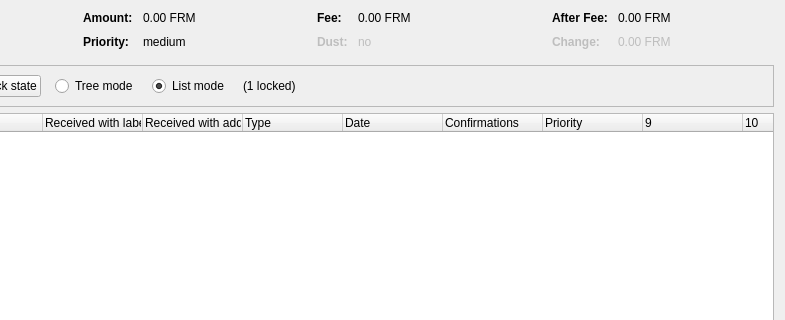
The window that src/qt/forms/coincontroldialog.ui (feirm/feirm) describes before a commit, drawn with Qt 5; both pictures show x 169 to 954 and y 0 to 320 of the 954 by 500 pixel window.
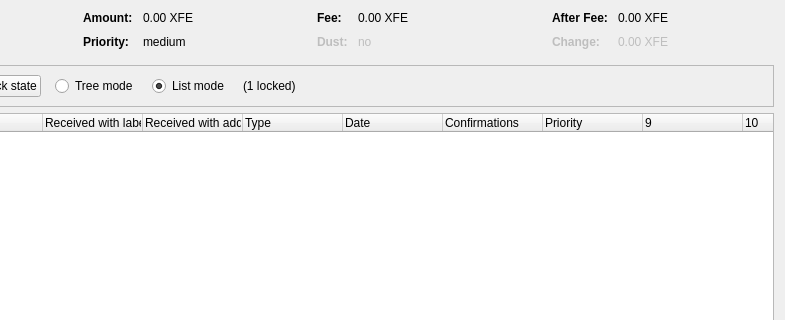
The same window after the commit. Custom widgets are drawn as their Qt base class.

The edit to the form file:
```diff
--- a/src/qt/forms/coincontroldialog.ui
+++ b/src/qt/forms/coincontroldialog.ui
@@ -132,7 +132,7 @@
           <enum>Qt::ActionsContextMenu</enum>
          </property>
          <property name="text">
-          <string notr="true">0.00 FRM</string>
+          <string notr="true">0.00 XFE</string>
          </property>
          <property name="textInteractionFlags">
           <set>Qt::LinksAccessibleByMouse|Qt::TextSelectableByKeyboard|Qt::TextSelectableByMouse</set>
@@ -206,7 +206,7 @@
           <enum>Qt::ActionsContextMenu</enum>
          </property>
          <property name="text">
-          <string notr="true">0.00 FRM</string>
+          <string notr="true">0.00 XFE</string>
          </property>
          <property name="textInteractionFlags">
           <set>Qt::LinksAccessibleByMouse|Qt::TextSelectableByKeyboard|Qt::TextSelectableByMouse</set>
@@ -286,7 +286,7 @@
           <enum>Qt::ActionsContextMenu</enum>
          </property>
          <property name="text">
-          <string notr="true">0.00 FRM</string>
+          <string notr="true">0.00 XFE</string>
          </property>
          <property name="textInteractionFlags">
           <set>Qt::LinksAccessibleByMouse|Qt::TextSelectableByKeyboard|Qt::TextSelectableByMouse</set>
@@ -321,7 +321,7 @@
           <enum>Qt::ActionsContextMenu</enum>
          </property>
          <property name="text">
-          <string notr="true">0.00 FRM</string>
+          <string notr="true">0.00 XFE</string>
          </property>
          <property name="textInteractionFlags">
           <set>Qt::LinksAccessibleByMouse|Qt::TextSelectableByKeyboard|Qt::TextSelectableByMouse</set>
```
